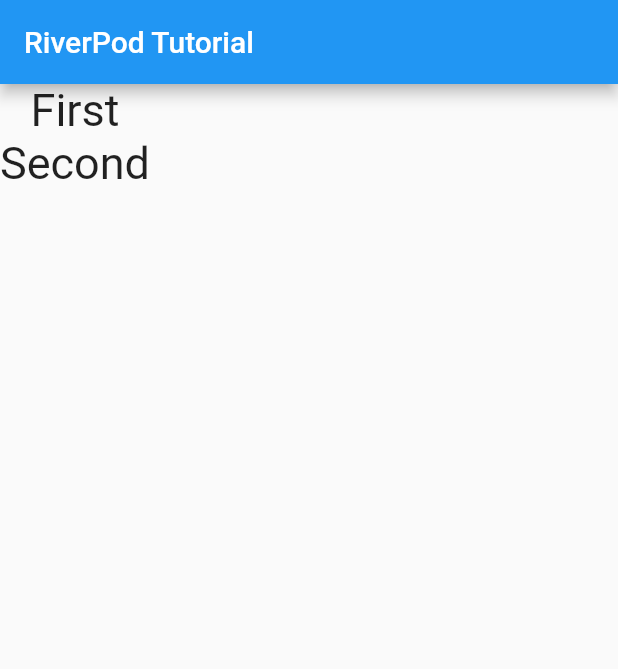
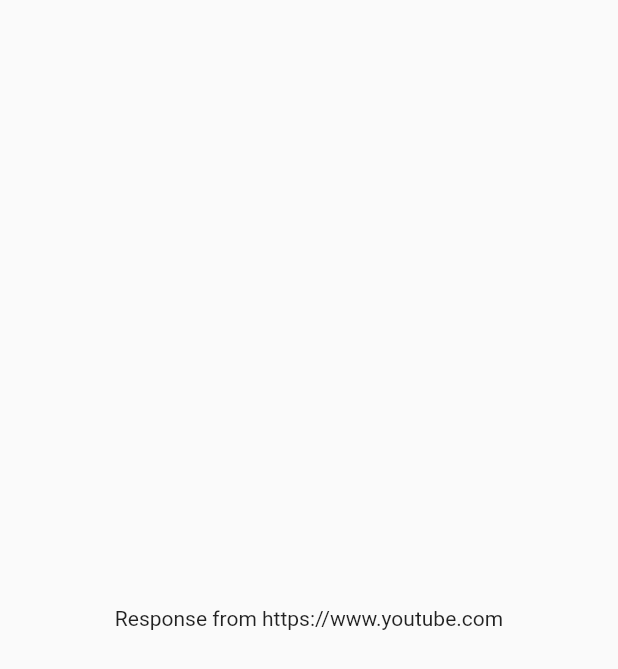
Before and after one commit to gvpinto/riverpod_workshop, a Flutter app: the screen it shows after launch, on a phone screen of 412 x 824 dp. Shown: the top 669 px of the screen. Run offline on Flutter 3.47's test engine with Material 2 defaults, Android fonts, the phone set to English and light mode, and no system bars; our stand-ins replace flutter_riverpod.

Commit message:
Future Provider without autodispose

```diff
--- a/lib/main.dart
+++ b/lib/main.dart
@@ -9,37 +9,45 @@ void main() {
   );
 }
 
-final firstStringProvider = Provider((ref) => 'First');
-final secondStringProvider = Provider((ref) => 'Second');
+class FakeHttpClient {
+  Future<String> get(String url) async {
+    await Future.delayed(const Duration(seconds: 1));
+    return 'Response from $url';
+  }
+}
 
-// ignore: use_key_in_widget_constructors
-class MyApp extends ConsumerWidget {
+final fakeHttpClientProvider = Provider((ref) => FakeHttpClient());
+final responseProvider =
+    FutureProvider.family<String, String>((ref, url) async {
+  final httpClient = ref.read(fakeHttpClientProvider);
+  return httpClient.get(url);
+});
+
+class MyApp extends StatelessWidget {
+  const MyApp({Key? key}) : super(key: key);
+
   @override
-  Widget build(BuildContext context, ScopedReader watch) {
-    final first = watch(firstStringProvider);
-    final second = watch(secondStringProvider);
+  Widget build(BuildContext context) {
     return MaterialApp(
-      title: 'Riverpod Tutorial',
+      title: 'RiverPod tutorial',
       home: Scaffold(
-          appBar: AppBar(
-            title: const Text('RiverPod Tutorial'),
+        body: Center(
+          child: Consumer(
+            builder: (context, watch, child) {
+              final responseAsyncValue =
+                  watch(responseProvider('https://www.youtube.com'));
+              return responseAsyncValue.map(
+                data: (_) => Text(_.value),
+                loading: (_) => const CircularProgressIndicator(),
+                error: (_) => Text(
+                  _.error.toString(),
+                  style: const TextStyle(color: Colors.red),
+                ),
+              );
+            },
           ),
-          body: Column(
-            children: [
-              Text(
-                first,
-                style: const TextStyle(
-                  fontSize: 30,
-                ),
-              ),
-              Text(
-                second,
-                style: const TextStyle(
-                  fontSize: 30,
-                ),
-              )
-            ],
-          )),
+        ),
+      ),
     );
   }
 }
```
